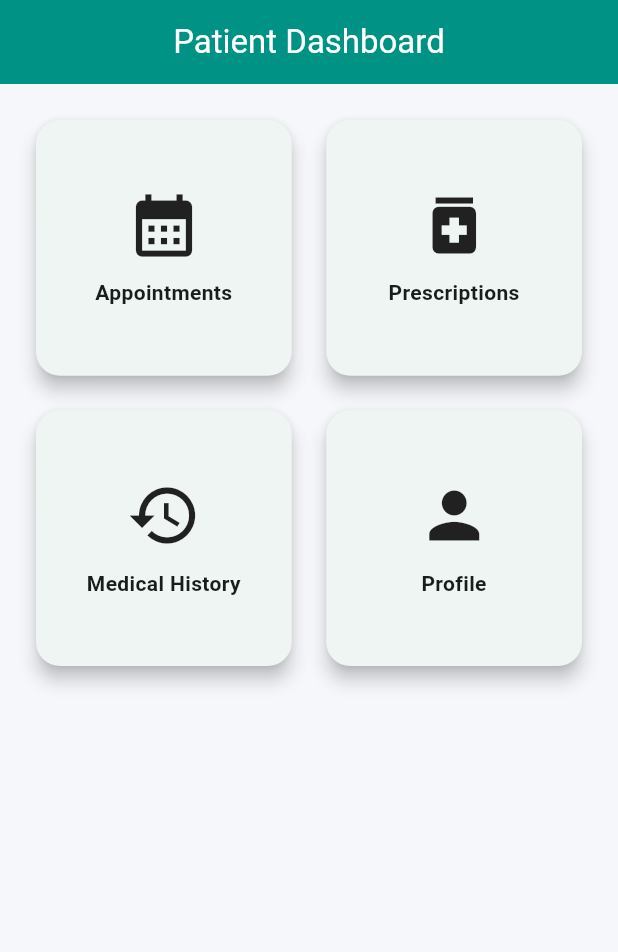
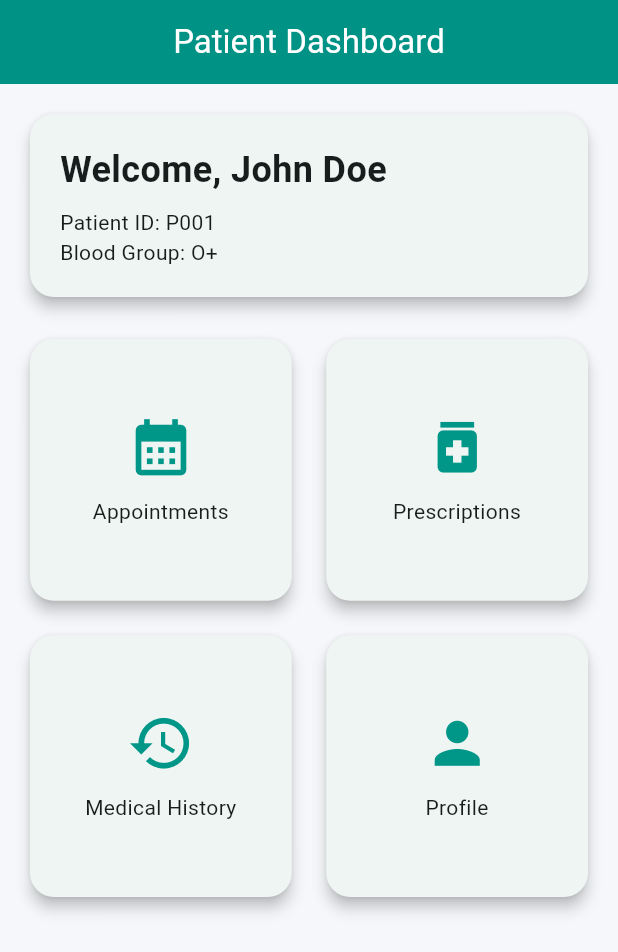
Before and after one commit to sanvithskotian/NurseCare, a Flutter app: the PatientDashboard screen opened directly, on a phone screen of 412 x 824 dp. Shown: the top 952 px of the screen. Run offline on Flutter 3.47's test engine with Material 3 defaults, Android fonts, the phone set to English and light mode, and no system bars.

Commit message:
Upgrade patient doctor nurse dashboards

```diff
--- a/lib/screens/patient/patient_dashboard.dart
+++ b/lib/screens/patient/patient_dashboard.dart
@@ -1,49 +1,61 @@
 import 'package:flutter/material.dart';
-import 'appointments_screen.dart';
+import '../../services/dummy_data.dart';
+import 'book_appointment_screen.dart';
 import 'medical_history_screen.dart';
 import 'prescriptions_screen.dart';
 import 'profile_screen.dart';
-import 'book_appointment_screen.dart';
 
 class PatientDashboard extends StatelessWidget {
   const PatientDashboard({super.key});
 
   @override
   Widget build(BuildContext context) {
+    final patient = DummyData.patient;
+
     return Scaffold(
       appBar: AppBar(
         title: const Text("Patient Dashboard"),
-        centerTitle: true,
       ),
-      body: GridView.count(
-        padding: const EdgeInsets.all(20),
-        crossAxisCount: 2,
-        crossAxisSpacing: 15,
-        mainAxisSpacing: 15,
+      body: ListView(
+        padding: const EdgeInsets.all(16),
         children: [
-          _buildCard(
-            context,
-            "Appointments",
-            Icons.calendar_month,
-            const BookAppointmentScreen(),
+          Card(
+            child: Padding(
+              padding: const EdgeInsets.all(20),
+              child: Column(
+                crossAxisAlignment: CrossAxisAlignment.start,
+                children: [
+                  Text(
+                    "Welcome, ${patient.name}",
+                    style: const TextStyle(
+                      fontSize: 24,
+                      fontWeight: FontWeight.bold,
+                    ),
+                  ),
+                  const SizedBox(height: 8),
+                  Text("Patient ID: ${patient.id}"),
+                  Text("Blood Group: ${patient.bloodGroup}"),
+                ],
+              ),
+            ),
           ),
-          _buildCard(
-            context,
-            "Prescriptions",
-            Icons.medication,
-            const PrescriptionsScreen(),
-          ),
-          _buildCard(
-            context,
-            "Medical History",
-            Icons.history,
-            const MedicalHistoryScreen(),
-          ),
-          _buildCard(
-            context,
-            "Profile",
-            Icons.person,
-            const ProfileScreen(),
+          const SizedBox(height: 20),
+          GridView.count(
+            shrinkWrap: true,
+            physics: const NeverScrollableScrollPhysics(),
+            crossAxisCount: 2,
+            crossAxisSpacing: 15,
+            mainAxisSpacing: 15,
+            children: [
+              _buildCard(context, "Appointments", Icons.calendar_month,
+                  const BookAppointmentScreen()),
+              _buildCard(context, "Prescriptions", Icons.medication,
+                  const PrescriptionsScreen()),
+              _buildCard(context, "Medical History", Icons.history,
+                  const MedicalHistoryScreen()),
+              _buildCard(context, "Profile", Icons.person,
+                  const ProfileScreen()),
+            ],
           ),
         ],
       ),
@@ -57,29 +69,19 @@ class PatientDashboard extends StatelessWidget {
     Widget screen,
   ) {
     return Card(
-      elevation: 5,
       child: InkWell(
-        borderRadius: BorderRadius.circular(12),
         onTap: () {
           Navigator.push(
             context,
-            MaterialPageRoute(
-              builder: (_) => screen,
-            ),
+            MaterialPageRoute(builder: (_) => screen),
           );
         },
         child: Column(
           mainAxisAlignment: MainAxisAlignment.center,
           children: [
-            Icon(icon, size: 50),
+            Icon(icon, size: 45, color: Colors.teal),
             const SizedBox(height: 10),
-            Text(
-              title,
-              textAlign: TextAlign.center,
-              style: const TextStyle(
-                fontWeight: FontWeight.bold,
-              ),
-            ),
+            Text(title, textAlign: TextAlign.center),
           ],
         ),
       ),
```
Also changed, not shown: lib/screens/doctor/doctor_dashboard.dart (+26 -16 lines), lib/screens/nurse/nurse_dashboard.dart (+28 -45 lines).
